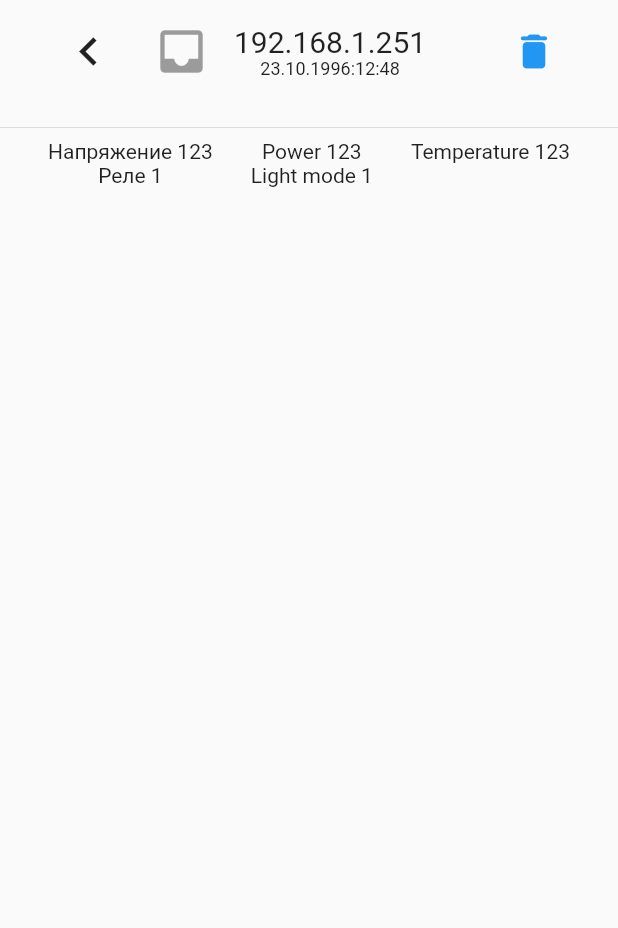
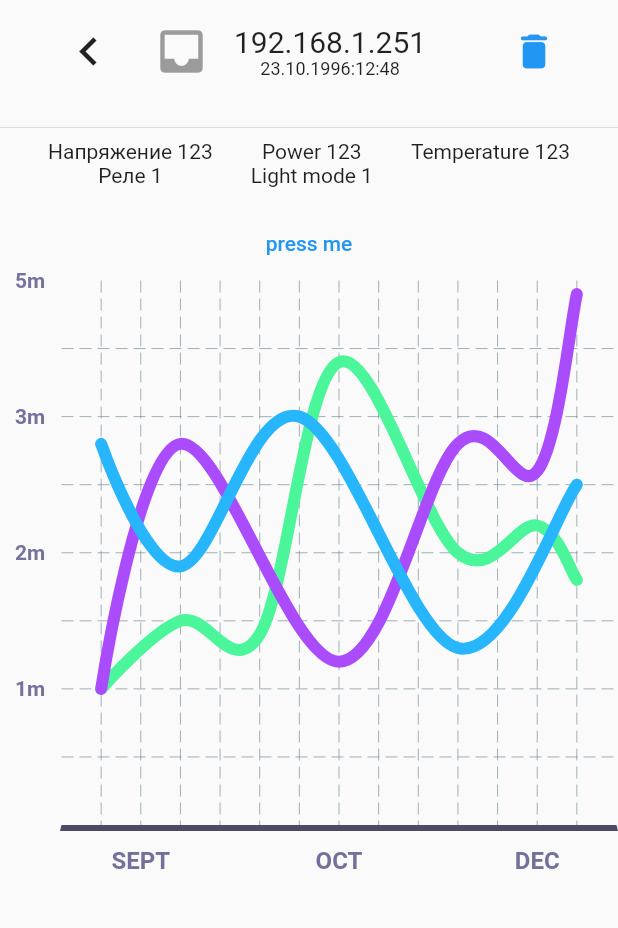
Before and after one commit to erofcon/foton_handler_front, a Flutter app: the OneControllerView screen opened directly, on a phone screen of 412 x 824 dp, the part 72-1000 px from its top. Run offline on Flutter 3.47's test engine with Material 2 defaults, Android fonts, the phone set to English and light mode, and no system bars; drawn by our look-alikes of fl_chart; our stand-ins replace data_table_2, get, get_storage; missing offline and left inert: bitsdojo_window; accounts and stored records are empty.

Commit message:
dev v 0.02

```diff
--- /dev/null
+++ b/lib/pages/controllers_view/bindings/datatable_controller_binding.dart
@@ -0,0 +1,9 @@
+import 'package:foton_handler_front/pages/controllers_view/controllers/data_table_controller.dart';
+import 'package:get/get.dart';
+
+class DataTableControllerBinding extends Bindings {
+  @override
+  void dependencies() {
+    Get.lazyPut(() => DataTableController());
+  }
+}
--- a/lib/pages/controllers_view/controllers_view.dart
+++ b/lib/pages/controllers_view/controllers_view.dart
@@ -1,14 +1,14 @@
 import 'package:flutter/material.dart';
-import 'package:foton_handler_front/pages/main_view/controller_panel.dart';
 import 'package:foton_handler_front/utils/constants.dart';
 import 'package:get/get.dart';
 
-import '../../shared_components/CustomAppBar.dart';
-import '../../shared_components/side_bar.dart';
+import '../../shared_components/customAppBar.dart';
 import '../../utils/responsive.dart';
+import 'components/controller_search.dart';
 import 'components/controllers_data_table.dart';
 import 'components/controllers_status_bar.dart';
 import 'components/legend.dart';
+import 'components/side_bar.dart';
 
 class ControllersView extends StatelessWidget {
   const ControllersView({Key? key}) : super(key: key);
--- /dev/null
+++ b/lib/pages/one_controller_view/components/line_chart.dart
@@ -0,0 +1,207 @@
+import 'package:fl_chart/fl_chart.dart';
+import 'package:flutter/material.dart';
+
+class SimpleLineChart extends StatefulWidget {
+  const SimpleLineChart({Key? key}) : super(key: key);
+
+  @override
+  State<SimpleLineChart> createState() => _SimpleLineChartState();
+}
+
+class _SimpleLineChartState extends State<SimpleLineChart> {
+  bool test1 = true;
+
+  @override
+  Widget build(BuildContext context) {
+    return Column(
+      children: <Widget>[
+        TextButton(
+            onPressed: () => setState(() => test1 = !test1),
+            child: const Text("press me")),
+        SizedBox(
+          height: 400,
+          child: LineChart(lineChartData),
+        ),
+      ],
+    );
+  }
+
+  LineChartData get lineChartData => LineChartData(
+        lineTouchData: lineTouchData1,
+        gridData: gridData,
+        titlesData: titlesData1,
+        borderData: borderData,
+        lineBarsData: lineBarsData1,
+        minX: 0,
+        maxX: 14,
+        maxY: 4,
+        minY: 0,
+      );
+
+  LineTouchData get lineTouchData1 => LineTouchData(
+        handleBuiltInTouches: true,
+        touchTooltipData: LineTouchTooltipData(
+          tooltipBgColor: Colors.blueGrey.withOpacity(0.8),
+        ),
+      );
+
+  FlGridData get gridData => FlGridData(show: true);
+
+  FlTitlesData get titlesData1 => FlTitlesData(
+        bottomTitles: AxisTitles(
+          sideTitles: bottomTitles,
+        ),
+        rightTitles: AxisTitles(
+          sideTitles: SideTitles(showTitles: false),
+        ),
+        topTitles: AxisTitles(
+          sideTitles: SideTitles(showTitles: false),
+        ),
+        leftTitles: AxisTitles(
+          sideTitles: leftTitles(),
+        ),
+      );
+
+  SideTitles get bottomTitles => SideTitles(
+        showTitles: true,
+        reservedSize: 32,
+        interval: 1,
+        getTitlesWidget: bottomTitleWidgets,
+      );
+
+  Widget bottomTitleWidgets(double value, TitleMeta meta) {
+    const style = TextStyle(
+      color: Color(0xff72719b),
+      fontWeight: FontWeight.bold,
+      fontSize: 16,
+    );
+    Widget text;
+    switch (value.toInt()) {
+      case 2:
+        text = const Text('SEPT', style: style);
+        break;
+      case 7:
+        text = const Text('OCT', style: style);
+        break;
+      case 12:
+        text = const Text('DEC', style: style);
+        break;
+      default:
+        text = const Text('');
+        break;
+    }
+
+    return SideTitleWidget(
+      axisSide: meta.axisSide,
+      space: 10,
+      child: text,
+    );
+  }
+
+  SideTitles leftTitles() => SideTitles(
+        getTitlesWidget: leftTitleWidgets,
+        showTitles: true,
+        interval: 1,
+        reservedSize: 40,
+      );
+
+  Widget leftTitleWidgets(double value, TitleMeta meta) {
+    const style = TextStyle(
+      color: Color(0xff75729e),
+      fontWeight: FontWeight.bold,
+      fontSize: 14,
+    );
+    String text;
+    switch (value.toInt()) {
+      case 1:
+        text = '1m';
+        break;
+      case 2:
+        text = '2m';
+        break;
+      case 3:
+        text = '3m';
+        break;
+      case 4:
+        text = '5m';
+        break;
+      case 5:
+        text = '6m';
+        break;
+      default:
+        return Container();
+    }
+
+    return Text(text, style: style, textAlign: TextAlign.center);
+  }
+
+  FlBorderData get borderData => FlBorderData(
+        show: true,
+        border: const Border(
+          bottom: BorderSide(color: Color(0xff4e4965), width: 4),
+          left: BorderSide(color: Colors.transparent),
+          right: BorderSide(color: Colors.transparent),
+          top: BorderSide(color: Colors.transparent),
+        ),
+      );
+
+  List<LineChartBarData> get lineBarsData1 => [
+        if (test1) lineChartBarData1_1,
+        lineChartBarData1_2,
+        lineChartBarData1_3,
+      ];
+
+  LineChartBarData get lineChartBarData1_1 => LineChartBarData(
+        isCurved: true,
+        color: const Color(0xff4af699),
+        barWidth: 8,
+        isStrokeCapRound: true,
+        dotData: FlDotData(show: false),
+        belowBarData: BarAreaData(show: false),
+        spots: const [
+          FlSpot(1, 1),
+          FlSpot(3, 1.5),
+          FlSpot(5, 1.4),
+          FlSpot(7, 3.4),
+          FlSpot(10, 2),
+          FlSpot(12, 2.2),
+          FlSpot(13, 1.8),
+        ],
+      );
+
+  LineChartBarData get lineChartBarData1_2 => LineChartBarData(
+        isCurved: true,
+        color: const Color(0xffaa4cfc),
+        barWidth: 8,
+        isStrokeCapRound: true,
+        dotData: FlDotData(show: false),
+        belowBarData: BarAreaData(
+          show: false,
+          color: const Color(0x00aa4cfc),
+        ),
+        spots: const [
+          FlSpot(1, 1),
+          FlSpot(3, 2.8),
+          FlSpot(7, 1.2),
+          FlSpot(10, 2.8),
+          FlSpot(12, 2.6),
+          FlSpot(13, 3.9),
+        ],
+      );
+
+  LineChartBarData get lineChartBarData1_3 => LineChartBarData(
+        isCurved: true,
+        color: const Color(0xff27b6fc),
+        barWidth: 8,
+        isStrokeCapRound: true,
+        dotData: FlDotData(show: false),
+        belowBarData: BarAreaData(show: false),
+        spots: const [
+          FlSpot(1, 2.8),
+          FlSpot(3, 1.9),
+          FlSpot(6, 3),
+          FlSpot(10, 1.3),
+          FlSpot(13, 2.5),
+        ],
+      );
+}
--- a/lib/pages/one_controller_view/one_controller_view.dart
+++ b/lib/pages/one_controller_view/one_controller_view.dart
@@ -1,8 +1,9 @@
 import 'package:flutter/material.dart';
-import 'package:foton_handler_front/shared_components/CustomAppBar.dart';
+import 'package:foton_handler_front/shared_components/customAppBar.dart';
 
 import 'components/controller_header.dart';
 import 'components/controller_indicators.dart';
+import 'components/line_chart.dart';
 
 class OneControllerView extends StatelessWidget {
   const OneControllerView({Key? key}) : super(key: key);
@@ -17,6 +18,10 @@ class OneControllerView extends StatelessWidget {
             ControllerHeader(),
             Divider(),
             ControllerIndicators(),
+            // SizedBox(
+            //   height: 200,
+            // ),
+            SimpleLineChart(),
           ],
         ),
       ),
--- a/lib/routes/routes.dart
+++ b/lib/routes/routes.dart
@@ -1,12 +1,18 @@
-import 'package:foton_handler_front/pages/main_view/main_view.dart';
+import 'package:foton_handler_front/pages/controllers_view/bindings/datatable_controller_binding.dart';
 import 'package:get/get.dart';
 
+import '../pages/admin_panel/admin_panel.dart';
 import '../pages/controllers_view/controllers_view.dart';
 
 class RoutesClass {
   static String home = '/';
+  static String adminPanel = '/admin_panel';
 
   static List<GetPage> routes = [
-    GetPage(name: home, page: () => const ControllersView())
+    GetPage(
+        name: home,
+        page: () => const ControllersView(),
+        binding: DataTableControllerBinding()),
+    GetPage(name: adminPanel, page: () => const AdminPanel()),
   ];
 }
--- a/pubspec.yaml
+++ b/pubspec.yaml
@@ -34,7 +34,7 @@ dependencies:
   get_storage: ^2.0.3
   bitsdojo_window: ^0.1.5
   data_table_2: 2.3.7
-
+  fl_chart: ^0.55.2
 
   # The following adds the Cupertino Icons font to your application.
   # Use with the CupertinoIcons class for iOS style icons.
```
Also changed, not shown: lib/pages/admin_panel/admin_panel.dart (added, +13 -0 lines), lib/pages/controllers_view/components/controllers_data_table.dart (+7 -12 lines), lib/pages/controllers_view/components/side_bar.dart (renamed from lib/shared_components/side_bar.dart, +5 -7 lines), lib/pages/controllers_view/controllers/data_table_controller.dart (added, +13 -0 lines), lib/pages/main_view/components/controller_panel_app_bar.dart (deleted, +0 -53 lines), lib/pages/main_view/controller_panel.dart (deleted, +0 -65 lines), lib/pages/main_view/controllers_list.dart (deleted, +0 -80 lines), lib/pages/main_view/main_view.dart (deleted, +0 -81 lines), lib/shared_components/customAppBar.dart (renamed from lib/shared_components/CustomAppBar.dart), pubspec.lock.
